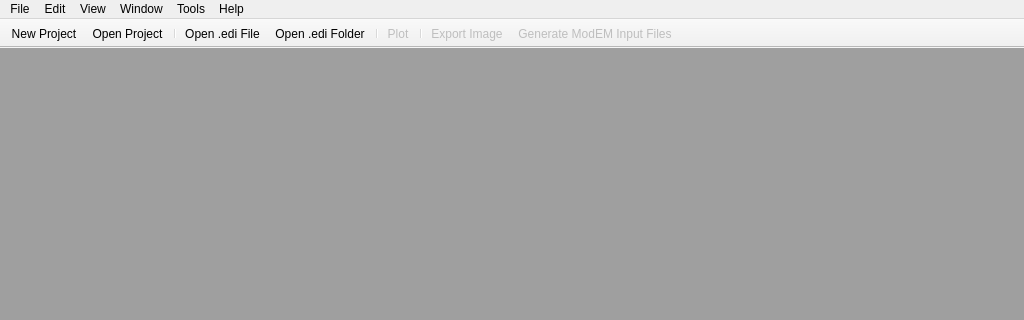
Old version of the form mtpy/gui/SmartMT/ui_asset/main_window.ui in the repository MTgeophysics/mtpy; both pictures show x 0 to 1024 and y 0 to 320 of the 1024 by 768 pixel window.
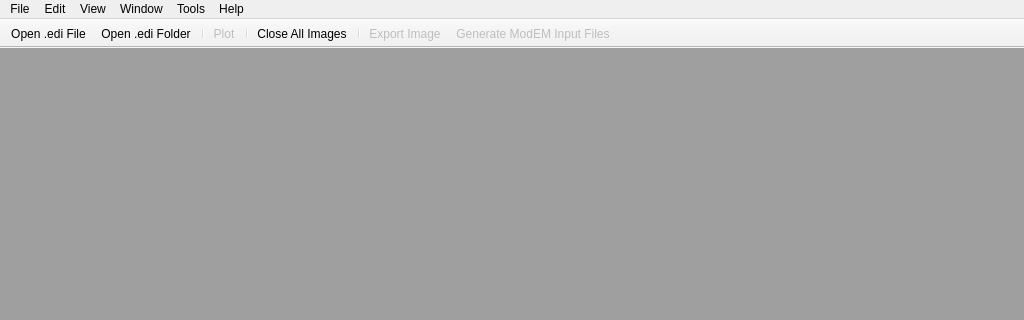
New version of the form. Icons and pictures are not drawn.

```diff
--- a/mtpy/gui/SmartMT/ui_asset/main_window.ui
+++ b/mtpy/gui/SmartMT/ui_asset/main_window.ui
@@ -150,14 +150,13 @@
    <attribute name="toolBarBreak">
     <bool>false</bool>
    </attribute>
-   <addaction name="actionNew_Project"/>
-   <addaction name="actionOpen_Project"/>
-   <addaction name="separator"/>
    <addaction name="actionOpen_edi_File"/>
    <addaction name="actionOpen_edi_Folder"/>
    <addaction name="separator"/>
    <addaction name="actionPlot"/>
    <addaction name="separator"/>
+   <addaction name="actionClose_All_Images"/>
+   <addaction name="separator"/>
    <addaction name="actionExport"/>
    <addaction name="actionExport_ModEM_Data"/>
   </widget>
```
Left out of the diff: 20 changed lines with no effect on the pictures.
